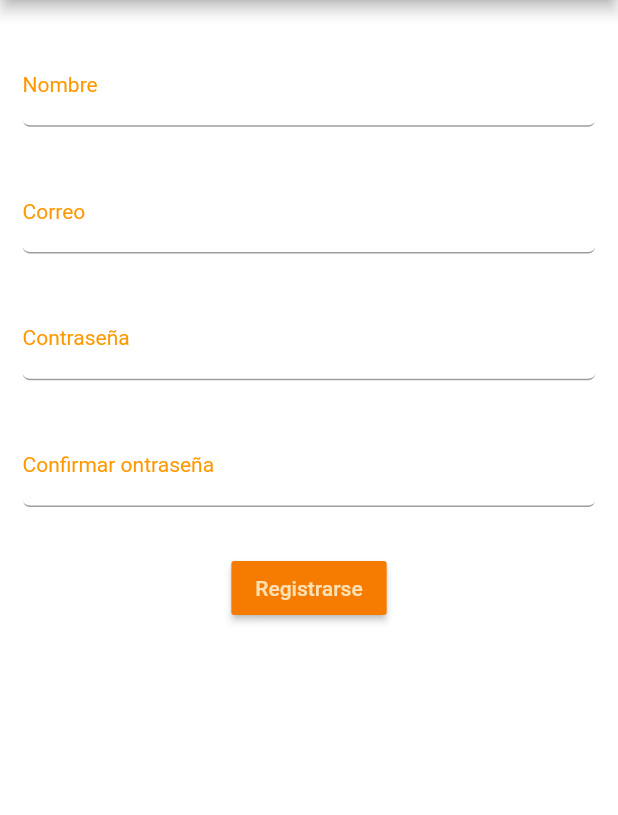
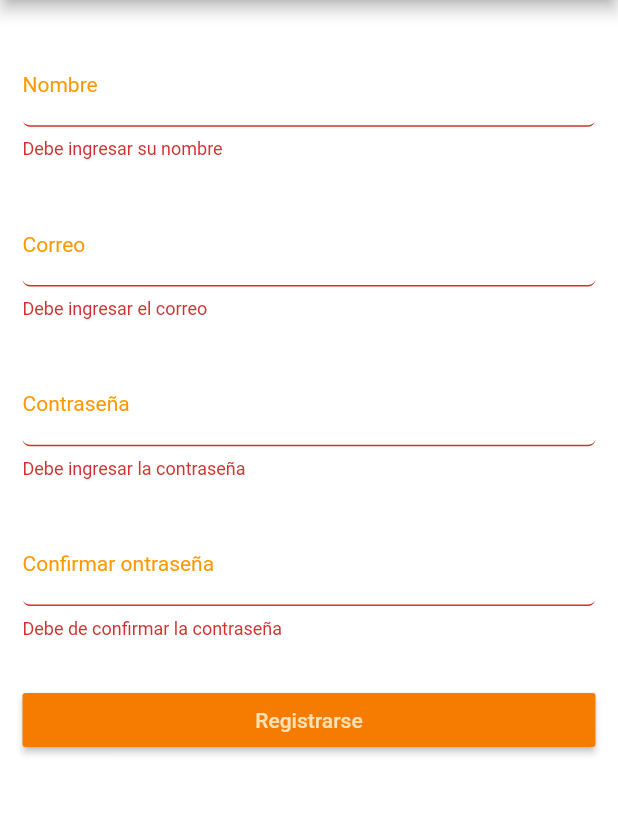
Before and after one commit to EdgarXolop/flutter-app, a Flutter app: the screen it shows after launch, after a tap on "Registrarse", on a phone screen of 412 x 824 dp, the part 84-899 px from its top. Run offline on Flutter 3.47's test engine with Material 2 defaults, Android fonts, the phone set to English and light mode, and no system bars; our stand-ins replace firebase_auth; accounts and stored records are empty; Roboto replaces fonts that are missing (Hind, Montserrat).

Commit message:
firebase sigin and signup implemented

```diff
--- a/lib/scenes/signup.dart
+++ b/lib/scenes/signup.dart
@@ -1,5 +1,6 @@
 import 'package:flutter/material.dart';
 import 'package:ari/scenes/main.dart';
+import 'package:ari/util/auth.dart';
 
 class Signup extends StatefulWidget{
 
@@ -10,7 +11,12 @@ class Signup extends StatefulWidget{
 
 class _Signup extends State {
 
+
+  static final formKey = new GlobalKey<FormState>();
+
   final _formDistance = 15.0;
+
+  String _errorMessage = "";
 
   TextEditingController nameController = TextEditingController();
   TextEditingController emailController = TextEditingController();
@@ -39,17 +45,20 @@ class _Signup extends State {
       ),
       body: Padding(
         padding: EdgeInsets.all(_formDistance),
-        child: Column(
-          mainAxisAlignment: MainAxisAlignment.start,
+        child: Form(
+          key: formKey,
+          child: ListView(
             children: <Widget>[
                 Padding(
                   padding: EdgeInsets.only(
                     top: _formDistance,
                     bottom: _formDistance
                   ),
-                child: TextField(
+                  child: TextFormField(
+                    autovalidate: true,
                     controller: nameController,
                     style: textStyle1,
+                    validator: (value) => value.isEmpty ? 'Debe ingresar su nombre':null,
                     decoration: InputDecoration(
                       labelText: "Nombre",
                       labelStyle: textStyle1,
@@ -67,11 +76,13 @@ class _Signup extends State {
                     top: _formDistance,
                     bottom: _formDistance
                   ),
-                child: TextField(
+                  child: TextFormField(
+                    autovalidate: true,
                     controller: emailController,
                     style: textStyle1,
                     textCapitalization: TextCapitalization.none,
                     keyboardType: TextInputType.emailAddress,
+                    validator: (value) => value.isEmpty ? 'Debe ingresar el correo':null,
                     decoration: InputDecoration(
                       labelText: "Correo",
                       labelStyle: textStyle1,
@@ -89,10 +100,12 @@ class _Signup extends State {
                     top: _formDistance,
                     bottom: _formDistance
                   ),
-                child: TextField(
+                  child: TextFormField(
+                    autovalidate: true,
                     obscureText: true,
                     controller: passwordController,
                     style: textStyle1,
+                    validator: (value) => value.isEmpty ? 'Debe ingresar la contraseña':null,
                     decoration: InputDecoration(
                       labelText: "Contraseña",
                       labelStyle: textStyle1,
@@ -110,10 +123,12 @@ class _Signup extends State {
                     top: _formDistance,
                     bottom: _formDistance
                   ),
-                child: TextField(
+                  child: TextFormField(
+                    autovalidate: true,
                     obscureText: true,
                     controller: passwordConfirmController,
                     style: textStyle1,
+                    validator: _validatePassword,
                     decoration: InputDecoration(
                       labelText: "Confirmar ontraseña",
                       labelStyle: textStyle1,
@@ -126,6 +141,7 @@ class _Signup extends State {
                     ),
                   ),
                 ),
+                _showErrorMessage(),
                 Padding(
                   padding: EdgeInsets.only(
                     top: _formDistance,
@@ -143,12 +159,60 @@ class _Signup extends State {
             ],
           ),
         ),
+      ),
     );
   }
 
+  String _validatePassword(String value){
+    String message = "";
 
-  void navigateToMainPage(BuildContext context){
+    if(passwordController.text != value ) message = "Las contraseñas no coinciden";
+    else if(value.length == 0) message = "Debe de confirmar la contraseña";
+    else message = null;
+
+    return message;
+
+  }
+
+  Widget _showErrorMessage() {
+    if ( _errorMessage.length > 0 ) {
+      return new Text(
+        _errorMessage,
+        style: TextStyle(
+            fontSize: 13.0,
+            color: Colors.red,
+            height: 1.0,
+            fontWeight: FontWeight.w300),
+      );
+    } else {
+      return new Container(
+        height: 0.0,
+      );
+    }
+  }
+
+  bool validateAndSave() {
+      final form = formKey.currentState;
+      if (form.validate()) {
+        form.save();
+        return true;
+      }
+      return false;
+  }
+
+  void navigateToMainPage(BuildContext context) async{
+
+    if(this.validateAndSave()){
+      try {
+        await Auth().createUserWithName(nameController.text, emailController.text, passwordController.text);
 
         Navigator.push(context, MaterialPageRoute(builder: (context) => Main()));
+      } catch (e) {
+        setState(() {
+         _errorMessage="Datos inválidos";
+        });
+      }
+
     }
   }
+}
--- a/pubspec.yaml
+++ b/pubspec.yaml
@@ -19,6 +19,7 @@ environment:
 dependencies:
   flutter:
     sdk: flutter
+  firebase_auth: ^0.8.4+5
 
   # The following adds the Cupertino Icons font to your application.
   # Use with the CupertinoIcons class for iOS style icons.
```
Also changed, not shown: lib/scenes/signin.dart (+54 -7 lines), lib/util/auth.dart (added, +46 -0 lines), pubspec.lock, 3 other files. Lines whose indentation alone changed are shown as unchanged.
